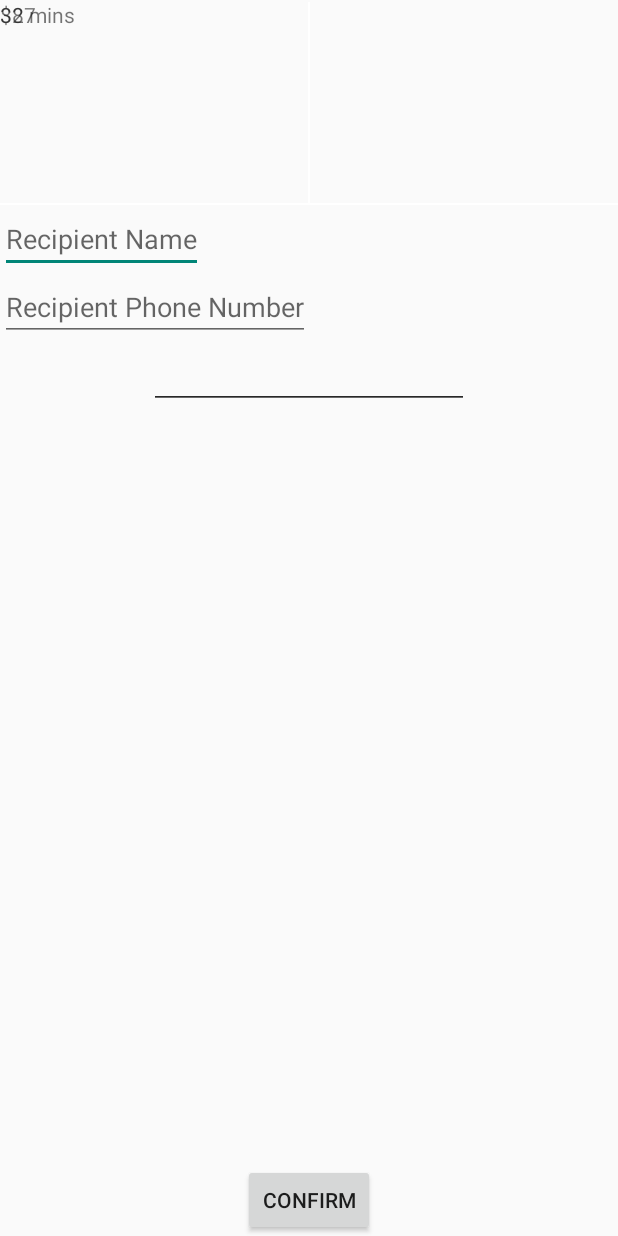
After one commit to hantuzun/SendIt, an Android app: the ConfirmationActivity screen opened directly, with no data from a screen before it, on a phone screen of 412 x 824 dp. The commit adds this screen. Run offline under Robolectric (Android 15) with nearby library versions, the phone set to English and light mode, and no system bars.

Commit message:
Add confirmation activity

```diff
--- a/app/src/main/java/com/example/emrehantuzun/sendit/ChooseDestinationActivity.java
+++ b/app/src/main/java/com/example/emrehantuzun/sendit/ChooseDestinationActivity.java
@@ -122,7 +122,8 @@ public class ChooseDestinationActivity extends FragmentActivity {
     }
 
     public void nextActivity (View view) {
-        Intent myIntent = new Intent(this, ConfirmationActivity.class);
+        Intent intent = new Intent(this, ConfirmationActivity.class);
+
         startActivity(myIntent);
     }
 
--- /dev/null
+++ b/app/src/main/java/com/example/emrehantuzun/sendit/ConfirmationActivity.java
@@ -0,0 +1,52 @@
+package com.example.emrehantuzun.sendit;
+
+import android.app.Activity;
+import android.os.Bundle;
+import android.view.Menu;
+import android.view.MenuItem;
+import android.widget.Button;
+import android.widget.EditText;
+import android.widget.TextView;
+
+
+/**
+ * Created by adarshbhatt on 1/17/15.
+ */
+public class ConfirmationActivity extends Activity {
+
+    Button confirm;
+    TextView fee, timeVal;
+    EditText name, number, note;
+
+    @Override
+    protected void onCreate(Bundle savedInstanceState) {
+        super.onCreate(savedInstanceState);
+        setContentView(R.layout.activity_confirmation);
+        confirm = (Button) findViewById(R.id.butConfirm);
+        fee = (TextView) findViewById(R.id.fee);
+        timeVal = (TextView) findViewById(R.id.time);
+        name = (EditText) findViewById(R.id.name);
+        number = (EditText) findViewById(R.id.number);
+        note = (EditText) findViewById(R.id.note);
+
+    }
+
+    @Override
+    public boolean onCreateOptionsMenu(Menu menu) {
+        // Inflate the menu; this adds items to the action bar if it is present.
+        getMenuInflater().inflate(R.menu.menu_main, menu);
+        return true;
+    }
+
+    @Override
+    public boolean onOptionsItemSelected(MenuItem item) {
+        // Handle action bar item clicks here. The action bar will
+        // automatically handle clicks on the Home/Up button, so long
+        // as you specify a parent activity in AndroidManifest.xml.
+        int id = item.getItemId();
+        if (id == R.id.action_settings) {
+            return true;
+        }
+        return super.onOptionsItemSelected(item);
+    }
+}
--- /dev/null
+++ b/app/src/main/res/layout/activity_confirmation.xml
@@ -0,0 +1,92 @@
+<?xml version="1.0" encoding="utf-8"?>
+<RelativeLayout xmlns:android="http://schemas.android.com/apk/res/android"
+    android:layout_width="match_parent" android:layout_height="match_parent"
+    android:id="@+id/layout1">
+
+    <TextView
+        android:layout_width="fill_parent"
+        android:layout_height="fill_parent"
+        android:id="@+id/fee"
+        android:layout_alignParentLeft="true"
+        android:layout_alignParentStart="true"
+        android:autoText="false"
+        android:text="$87" />
+
+    <TextView
+        android:layout_width="fill_parent"
+        android:layout_height="fill_parent"
+        android:id="@+id/time"
+        android:layout_alignParentRight="true"
+        android:layout_alignParentEnd="true"
+        android:text="32 mins"/>
+
+    <View android:layout_height="1dip"
+        android:layout_width="fill_parent"
+        android:layout_marginTop="135dp"
+        android:background="#ffffffff"
+        android:id="@+id/view2" />
+
+    <View android:layout_height="135dp"
+        android:layout_width="1dp"
+        android:background="#ffffff"
+        android:id="@+id/view"
+        android:layout_alignBottom="@+id/view2"
+        android:layout_centerHorizontal="true" />
+
+    <RelativeLayout
+        android:layout_width="fill_parent"
+        android:layout_height="fill_parent"
+        android:layout_alignParentRight="true"
+        android:layout_alignParentEnd="true"
+        android:id="@+id/layout2"
+        android:layout_below="@+id/view2">
+
+        <EditText
+            android:layout_width="wrap_content"
+            android:layout_height="wrap_content"
+            android:id="@+id/name"
+            android:hint="Recipient Name"
+            android:layout_below="@+id/name"
+            android:layout_alignParentTop="true"
+            android:layout_alignParentLeft="true"
+            android:layout_alignParentStart="true" />
+
+        <EditText
+            android:layout_width="wrap_content"
+            android:layout_height="wrap_content"
+            android:id="@+id/number"
+            android:hint="Recipient Phone Number"
+            android:layout_below="@+id/name"
+            android:layout_alignParentLeft="true"
+            android:layout_alignParentStart="true" />
+
+
+        <EditText
+            android:layout_width="wrap_content"
+            android:layout_height="wrap_content"
+            android:inputType="textMultiLine"
+            android:ems="10"
+            android:id="@+id/note"
+            android:layout_below="@+id/number"
+            android:layout_centerHorizontal="true" />
+
+        <Button
+            android:layout_width="wrap_content"
+            android:layout_height="wrap_content"
+            android:text="CONFIRM"
+            android:id="@+id/butConfirm"
+            android:layout_alignParentBottom="true"
+            android:layout_centerHorizontal="true" />
+
+        <EditText
+            android:layout_width="wrap_content"
+            android:layout_height="wrap_content"
+            android:inputType="textMultiLine"
+            android:ems="10"
+            android:id="@+id/note"
+            android:layout_below="@+id/number"
+            android:layout_centerHorizontal="true" />
+
+    </RelativeLayout>
+
+</RelativeLayout>
--- /dev/null
+++ b/app/src/main/res/layout/fragment_order.xml
@@ -0,0 +1,9 @@
+<RelativeLayout xmlns:android="http://schemas.android.com/apk/res/android"
+    xmlns:tools="http://schemas.android.com/tools" android:layout_width="match_parent"
+    android:layout_height="match_parent" android:paddingLeft="@dimen/activity_horizontal_margin"
+    android:paddingRight="@dimen/activity_horizontal_margin"
+    android:paddingTop="@dimen/activity_vertical_margin"
+    android:paddingBottom="@dimen/activity_vertical_margin"
+    tools:context="com.example.emrehantuzun.sendit.OrderActivity$PlaceholderFragment">
+
+</RelativeLayout>
--- /dev/null
+++ b/app/src/main/res/menu/menu_order.xml
@@ -0,0 +1,7 @@
+<menu xmlns:android="http://schemas.android.com/apk/res/android"
+    xmlns:app="http://schemas.android.com/apk/res-auto"
+    xmlns:tools="http://schemas.android.com/tools"
+    tools:context="com.example.emrehantuzun.sendit.OrderActivity">
+    <item android:id="@+id/action_settings" android:title="@string/action_settings"
+        android:orderInCategory="100" app:showAsAction="never" />
+</menu>
```
